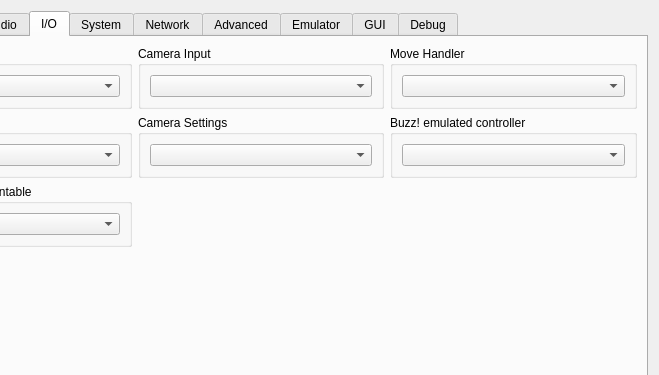
Before: the Qt Designer form rpcs3/rpcs3qt/settings_dialog.ui in RPCS3/rpcs3, drawn with Qt 5; both pictures show x 137 to 796 and y 0 to 375 of the 796 by 730 pixel window.
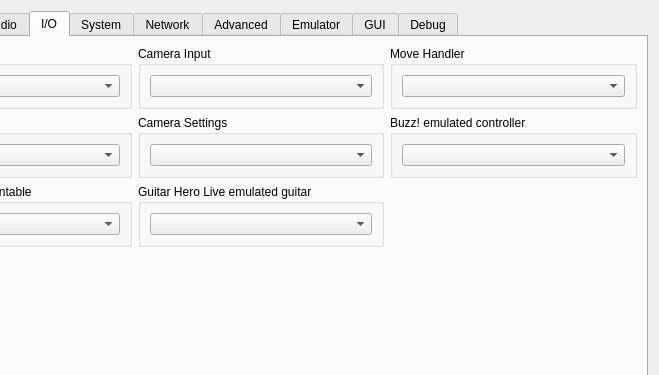
After: the same form once the commit is applied. The open tabs and pages were chosen to show the change. Icons and pictures are not drawn.

Commit message: Add emulated Guitar Hero Live guitar controller in Settings I/O tab

What changed in the file:
```diff
--- a/rpcs3/rpcs3qt/settings_dialog.ui
+++ b/rpcs3/rpcs3qt/settings_dialog.ui
@@ -1508,10 +1508,19 @@
           </widget>
          </item>
          <item>
-          <widget class="QWidget" name="inputTabSpacerWidget" native="true"/>
+          <widget class="QGroupBox" name="gb_ghltar_emulated">
+           <property name="title">
+            <string>Guitar Hero Live emulated guitar</string>
+           </property>
+           <layout class="QVBoxLayout" name="gb_ghltar_emulated_layout">
+            <item>
+             <widget class="QComboBox" name="ghltarBox"/>
+            </item>
+           </layout>
+          </widget>
          </item>
          <item>
-          <widget class="QWidget" name="inputTabSpacerWidget2" native="true"/>
+          <widget class="QWidget" name="inputTabSpacerWidget" native="true"/>
          </item>
         </layout>
        </item>
```
The commit also changes 10 other files.
